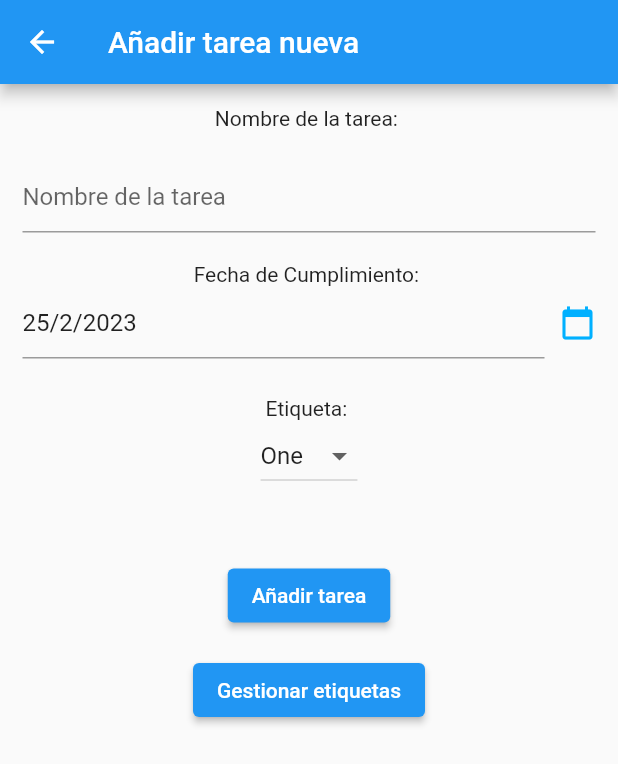
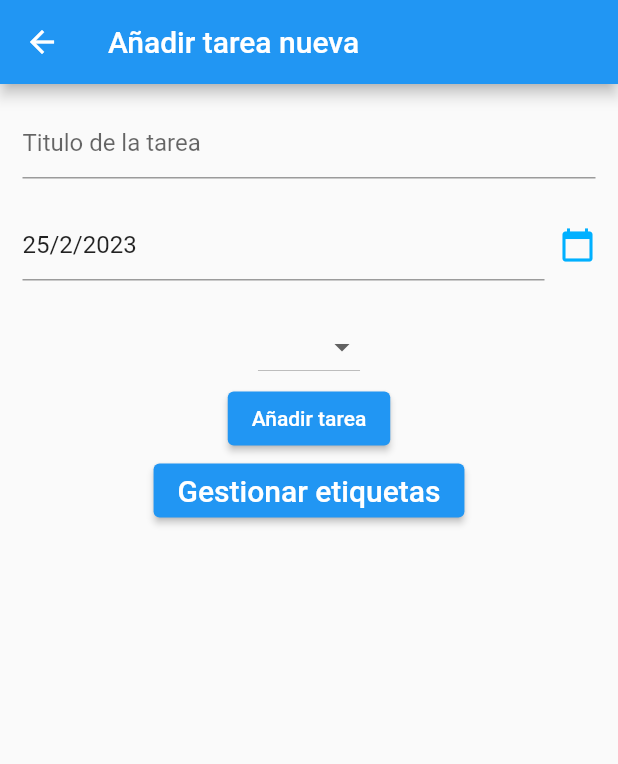
Before and after one commit to AleFlores15/Flutter-To-Do-List, a Flutter app: the FormularioTarea screen opened directly, on a phone screen of 412 x 824 dp. Shown: the top 764 px of the screen. Run offline on Flutter 3.47's test engine with Material 2 defaults, Android fonts, the phone set to English and light mode, and no system bars; our stand-ins replace flutter_datetime_picker.

Commit message:
como box works

```diff
--- a/lib/screens/tareaform.dart
+++ b/lib/screens/tareaform.dart
@@ -2,7 +2,7 @@ import 'package:flutter/material.dart';
 import 'package:flutter_datetime_picker/flutter_datetime_picker.dart';
 import 'package:flutter_to_do_list/screens/tareas.dart';
 import 'package:flutter_to_do_list/screens/etiqueta.dart';
-String dropdownValue = 'One';
+
 class FormularioTarea extends StatefulWidget {
   const FormularioTarea({Key? key}) : super(key: key);
   static final namePage = "formulario";
@@ -16,6 +16,7 @@ class _FormularioTareaState extends State<FormularioTarea> {
   Map<String, dynamic> newTarea = {};
   DateTime selectedDate = DateTime.now();
   String dateText = '';
+  String selected = '';
 
   @override
   void initState() {
@@ -36,24 +37,17 @@ class _FormularioTareaState extends State<FormularioTarea> {
             key: idForm,
             child: Column(
               children: [
-                Text("Nombre de la tarea: ")
-                ,
-                SizedBox(height: 20,)
-                ,
                 TextFormField(
                   onSaved: (valor) {
                     newTarea['Nombre'] = valor;
                   },
                   decoration: InputDecoration(
-                    hintText: "Nombre de la tarea",
+                    hintText: "Titulo de la tarea",
                   ),
                 ),
                 SizedBox(height: 20),
-                Text("Fecha de Cumplimiento: ")
-                ,
                 Row(
                   children: [
-
                     Expanded(
                       child: TextFormField(
                         onSaved: (valor) {
@@ -93,19 +87,16 @@ class _FormularioTareaState extends State<FormularioTarea> {
                     ),
                   ],
                 ),
-                SizedBox(height: 25),
-                Text("Etiqueta: ")
-                ,
-
+                SizedBox(height: 20),
 
                  DropdownButton<String>(
-                  value: dropdownValue,
+
                       onChanged: (String? newValue) {
                         setState(() {
-                      dropdownValue = newValue!;
+                          selected=newValue!;
                         });
                       },
-                  items: <String>['One', 'Two', 'Three', 'Four']
+                      items: <String>['Alta', 'Media', 'Baja']
                           .map<DropdownMenuItem<String>>((String value) {
                         return DropdownMenuItem<String>(
                           value: value,
@@ -113,7 +104,7 @@ class _FormularioTareaState extends State<FormularioTarea> {
                         );
                       }).toList(),
                   ),
-               SizedBox(height: 45),
+
                 ElevatedButton(
                   onPressed: () {
                     idForm.currentState?.save();
@@ -123,7 +114,6 @@ class _FormularioTareaState extends State<FormularioTarea> {
                   },
                   child: Text("Añadir tarea"),
                 ),
-                 SizedBox(height: 15),
                 ElevatedButton(
                     onPressed: () {
                       Navigator.push(
@@ -131,7 +121,7 @@ class _FormularioTareaState extends State<FormularioTarea> {
                           MaterialPageRoute(
                               builder: (context) => FormularioEtiqueta()));
                     },
-                    child: Text("Gestionar etiquetas", style: TextStyle(fontSize: 14))),
+                    child: Text("Gestionar etiquetas", style: TextStyle(fontSize: 20))),
                 SizedBox(height: 15),
               ],
             ),
```
Also changed, not shown: lib/screens/tareas.dart (line endings or trailing spaces). Lines whose indentation alone changed are shown as unchanged.
